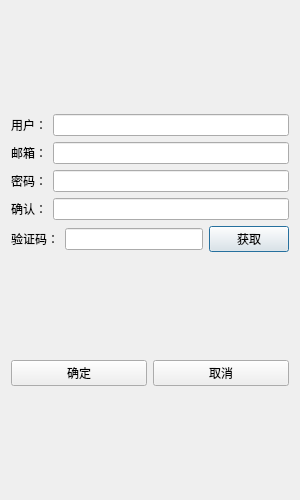
Old version of the form QTClient/register.ui in the repository Encounter005/TinyChat.
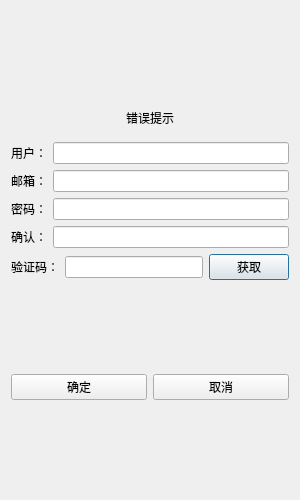
New version of the form.

Patch:
```diff
--- a/QTClient/register.ui
+++ b/QTClient/register.ui
@@ -39,6 +39,22 @@
      </property>
     </spacer>
    </item>
+   <item>
+    <widget class="QWidget" name="widget" native="true">
+     <layout class="QVBoxLayout" name="verticalLayout">
+      <item>
+       <widget class="QLabel" name="error_tips">
+        <property name="text">
+         <string>错误提示</string>
+        </property>
+        <property name="alignment">
+         <set>Qt::AlignmentFlag::AlignCenter</set>
+        </property>
+       </widget>
+      </item>
+     </layout>
+    </widget>
+   </item>
    <item>
     <layout class="QVBoxLayout" name="verticalLayout_2">
      <item>
```
